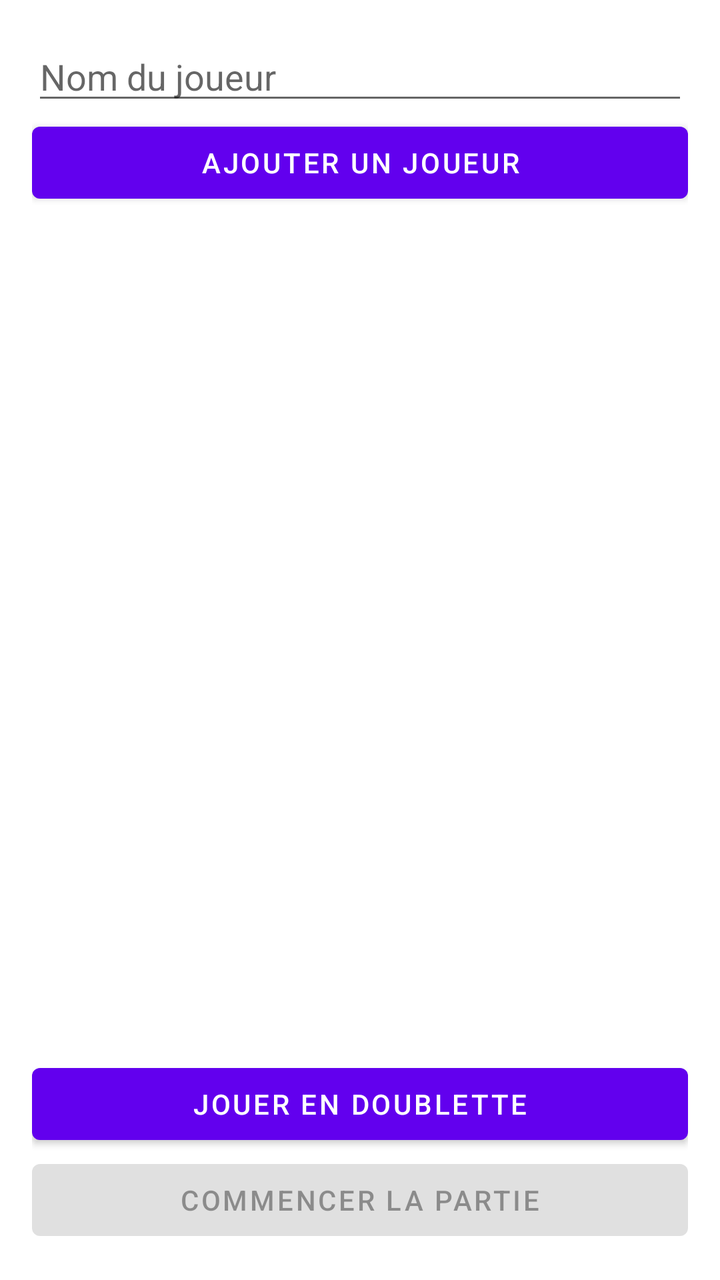
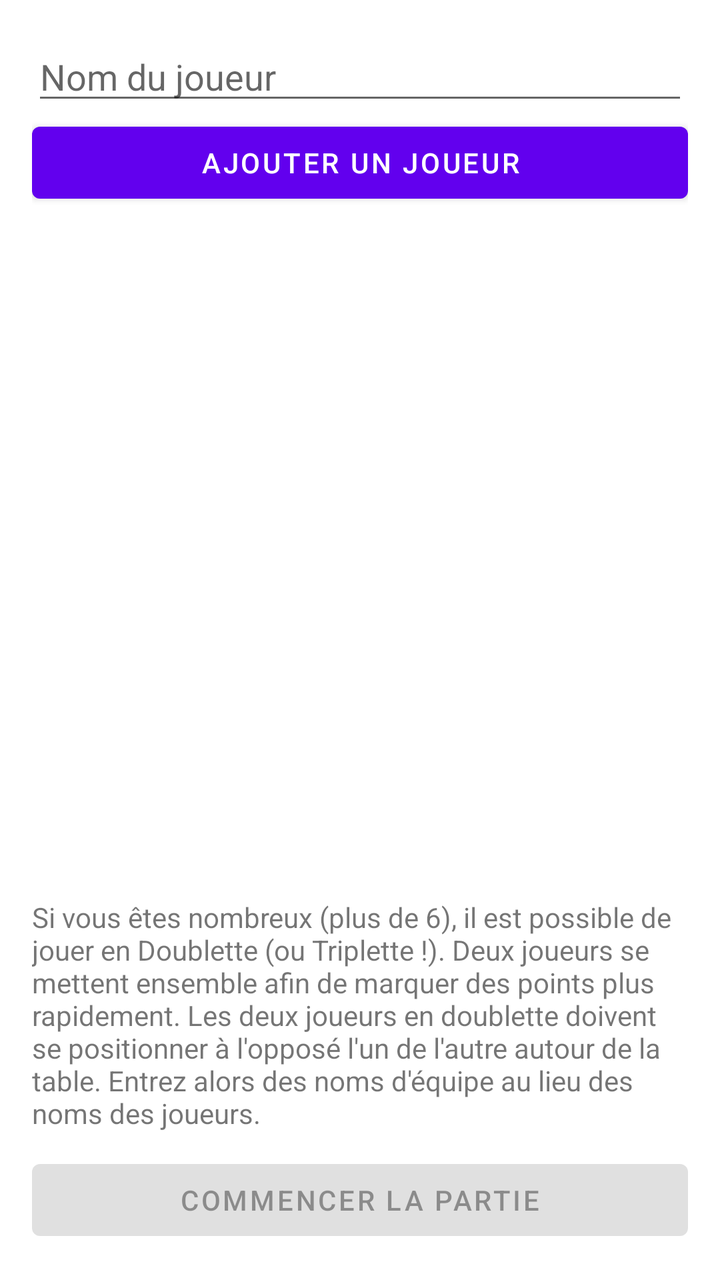

Screens rendered from an Android XML layout before and after an edit, with the pre-edit source and the edit as a unified diff.
<!-- AndroidManifest.xml: application theme Theme.CulDeChouette -->
<!-- res/layout/activity_start.xml -->
<LinearLayout xmlns:android="http://schemas.android.com/apk/res/android"
    xmlns:tools="http://schemas.android.com/tools"
    android:layout_width="match_parent"
    android:layout_height="match_parent"
    android:orientation="vertical"
    android:padding="16dp"
    tools:context=".StartActivity">

    <EditText
        android:id="@+id/playerNameEditText"
        android:layout_width="match_parent"
        android:layout_height="wrap_content"
        android:hint="Nom du joueur" />

    <Button
        android:id="@+id/addPlayerButton"
        android:layout_width="match_parent"
        android:layout_height="wrap_content"
        android:text="Ajouter un joueur" />

    <ListView
        android:id="@+id/playersListView"
        android:layout_width="match_parent"
        android:layout_height="0dp"
        android:layout_weight="1" />

    <Button
        android:id="@+id/doubletteButton"
        android:layout_width="match_parent"
        android:layout_height="wrap_content"
        android:text="Jouer en doublette"
        android:checked="false" />

    <Button
        android:id="@+id/startGameButton"
        android:layout_width="match_parent"
        android:layout_height="wrap_content"
        android:text="Commencer la partie"
        android:enabled="false" />
</LinearLayout>
<!-- resources referenced by this layout -->
<resources>
  <style name="Theme.CulDeChouette" parent="Theme.MaterialComponents.DayNight.DarkActionBar">
          
          <item name="colorPrimary">@color/purple_500</item>
          <item name="colorPrimaryVariant">@color/purple_700</item>
          <item name="colorOnPrimary">@color/white</item>
          
          <item name="colorSecondary">@color/teal_200</item>
          <item name="colorSecondaryVariant">@color/teal_700</item>
          <item name="colorOnSecondary">@color/black</item>
          
          <item name="android:statusBarColor" tools:targetApi="l">?attr/colorPrimaryVariant</item>
          
      </style>
  <color name="purple_500">#FF6200EE</color>
  <color name="purple_700">#FF3700B3</color>
  <color name="white">#FFFFFFFF</color>
  <color name="teal_200">#FF03DAC5</color>
  <color name="teal_700">#FF018786</color>
  <color name="black">#FF000000</color>
</resources>

<!-- the commit's change to res/layout/activity_start.xml (unified diff, before → after) -->
@@ -10,13 +10,15 @@
         android:id="@+id/playerNameEditText"
         android:layout_width="match_parent"
         android:layout_height="wrap_content"
-        android:hint="Nom du joueur" />
+        android:hint="@string/player_name"
+        android:inputType="textCapWords"
+        android:autofillHints="" />
 
     <Button
         android:id="@+id/addPlayerButton"
         android:layout_width="match_parent"
         android:layout_height="wrap_content"
-        android:text="Ajouter un joueur" />
+        android:text="@string/add_player" />
 
     <ListView
         android:id="@+id/playersListView"
@@ -24,17 +26,16 @@
         android:layout_height="0dp"
         android:layout_weight="1" />
 
-    <Button
-        android:id="@+id/doubletteButton"
+    <TextView
         android:layout_width="match_parent"
         android:layout_height="wrap_content"
-        android:text="Jouer en doublette"
-        android:checked="false" />
+        android:layout_marginBottom="10dp"
+        android:text="@string/doublette_hint" />
 
     <Button
         android:id="@+id/startGameButton"
         android:layout_width="match_parent"
         android:layout_height="wrap_content"
-        android:text="Commencer la partie"
+        android:text="@string/start"
         android:enabled="false" />
 </LinearLayout>
<!-- resource entries referenced after the edit -->
@@ -1,5 +1,9 @@
 <!-- resources referenced by this layout -->
 <resources>
+  <string name="add_player">Ajouter un joueur</string>
+  <string name="doublette_hint">Si vous êtes nombreux (plus de 6), il est possible de jouer en Doublette (ou Triplette !). Deux joueurs se mettent ensemble afin de marquer des points plus rapidement. Les deux joueurs en doublette doivent se positionner à l\'opposé l\'un de l\'autre autour de la table. Entrez alors des noms d\'équipe au lieu des noms des joueurs.</string>
+  <string name="player_name">Nom du joueur</string>
+  <string name="start">Commencer la partie</string>
   <style name="Theme.CulDeChouette" parent="Theme.MaterialComponents.DayNight.DarkActionBar">
           
           <item name="colorPrimary">@color/purple_500</item>
